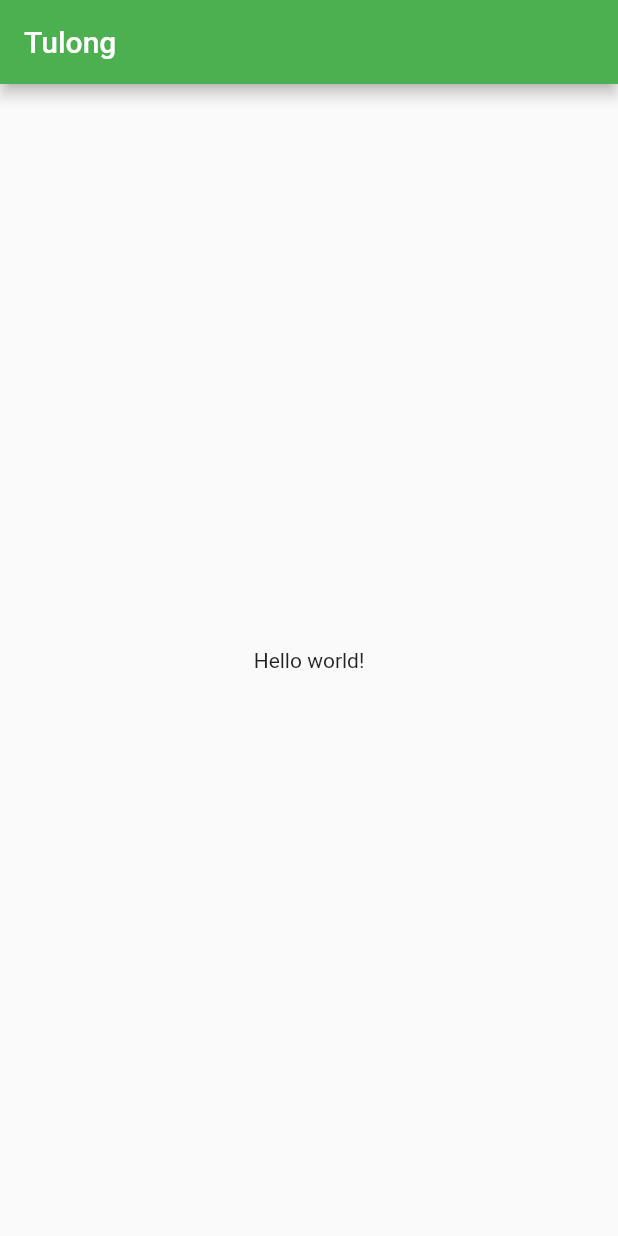
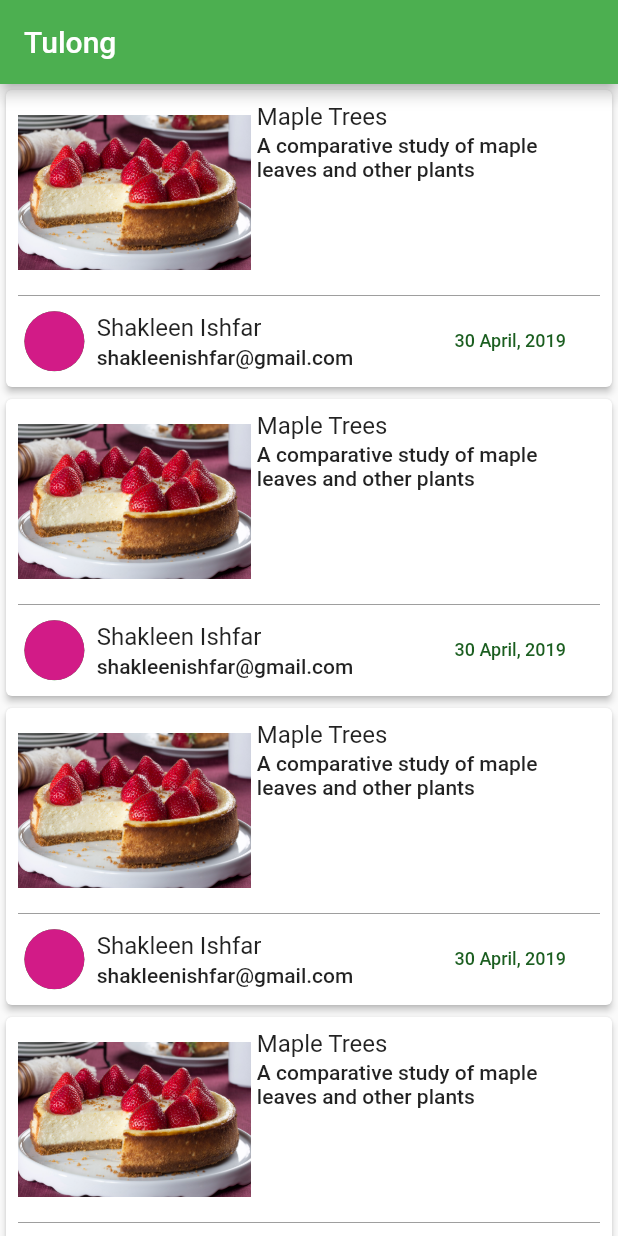
Before and after one commit to btang28/tulong, a Flutter app: the screen it shows after launch, on a phone screen of 412 x 824 dp. Run offline on Flutter 3.47's test engine with Material 2 defaults, Android fonts, the phone set to English and light mode, and no system bars.

Commit message:
Leaf Flutter tutorial: Part 4 - ListView

```diff
--- /dev/null
+++ b/lib/helper/demo_values.dart
@@ -0,0 +1,9 @@
+class DemoValues {
+  static const String userImage = "assets/images/pink_profile.jpg";
+  static const String postImage = "assets/images/large.jpg";
+  static const String userName = "Shakleen Ishfar";
+  static const String userEmail = "shakleenishfar@gmail.com";
+  static const String postTime = "30 April, 2019";
+  static const String postTitle = "Maple Trees";
+  static const String postSummary = "A comparative study of maple leaves and other plants";
+}
--- a/lib/view/pages/home_page.dart
+++ b/lib/view/pages/home_page.dart
@@ -1,4 +1,5 @@
 import 'package:flutter/material.dart';
+import 'package:tulong/view/widgets/post_card.dart';
 
 class HomePage extends StatelessWidget {
   const HomePage({Key? key}) : super(key: key);
@@ -9,8 +10,11 @@ class HomePage extends StatelessWidget {
       appBar: AppBar(
         title: const Text("Tulong"),
       ),
-      body: const Center(
-        child: Text("Hello world!"),
+      body: ListView.builder(
+        itemCount: 5,
+        itemBuilder: (BuildContext context, int index) {
+          return PostCard();
+        },
       ),
     );
   }
--- /dev/null
+++ b/lib/view/presentation/themes.dart
@@ -0,0 +1,24 @@
+import 'package:flutter/material.dart';
+
+class TextThemes {
+  static const TextStyle title = TextStyle(
+    fontSize: 24,
+    fontWeight: FontWeight.w600,
+  );
+
+  static const TextStyle subtitle = TextStyle(
+    fontSize: 14,
+    fontWeight: FontWeight.w500,
+  );
+
+  static const TextStyle body1 = TextStyle(
+    fontSize: 11,
+    fontWeight: FontWeight.w300,
+  );
+
+  static TextStyle dateStyle = TextStyle(
+    fontSize: 12,
+    fontWeight: FontWeight.w500,
+    color: Colors.green[900],
+  );
+}
--- /dev/null
+++ b/lib/view/widgets/post_card.dart
@@ -0,0 +1,147 @@
+import 'dart:convert';
+
+import 'package:flutter/material.dart';
+import 'package:tulong/helper/demo_values.dart';
+import 'package:tulong/view/presentation/themes.dart';
+
+class PostCard extends StatelessWidget {
+  const PostCard({Key? key}) : super(key: key);
+
+  @override
+  Widget build(BuildContext context) {
+    return AspectRatio(
+      aspectRatio: 6 / 3,
+      child: Card(
+        elevation: 2,
+        child: Container(
+          margin: const EdgeInsets.all(4.0),
+          padding: const EdgeInsets.all(4.0),
+          child: Column(
+            children: const <Widget>[
+              _Post(),
+              Divider(color: Colors.grey),
+              _PostDetails(),
+            ],
+          ),
+        ),
+      ),
+    );
+  }
+}
+
+class _Post extends StatelessWidget {
+  const _Post({Key? key}) : super(key: key);
+
+  @override
+  Widget build(BuildContext context) {
+    return Expanded(
+      flex: 3,
+      child: Row(children: const <Widget>[_PostImage(), _PostTitleAndSummary()]),
+    );
+  }
+}
+
+class _PostTitleAndSummary extends StatelessWidget {
+  const _PostTitleAndSummary({Key? key}) : super(key: key);
+
+  @override
+  Widget build(BuildContext context) {
+    final TextStyle? titleTheme = Theme.of(context).textTheme.subtitle1;
+    final TextStyle? summaryTheme = Theme.of(context).textTheme.bodyText1;
+    const String title = DemoValues.postTitle;
+    const String summary = DemoValues.postSummary;
+
+    return Expanded(
+      flex: 3,
+      child: Padding(
+        padding: const EdgeInsets.only(left: 4.0),
+        child: Column(
+          crossAxisAlignment: CrossAxisAlignment.start,
+          mainAxisAlignment: MainAxisAlignment.start,
+          children: <Widget>[
+            Text(title, style: titleTheme),
+            const SizedBox(height: 2.0),
+            Text(summary, style: summaryTheme),
+          ],
+        ),
+      ),
+    );
+  }
+}
+
+class _PostImage extends StatelessWidget {
+  const _PostImage({Key? key}) : super(key: key);
+
+  @override
+  Widget build(BuildContext context) {
+    return Expanded(flex: 2, child: Image.asset(DemoValues.postImage));
+  }
+}
+
+class _PostDetails extends StatelessWidget {
+  const _PostDetails({Key? key}) : super(key: key);
+
+  @override
+  Widget build(BuildContext context) {
+    return Row(
+      children: const <Widget>[
+        _UserImage(),
+        _UserNameAndEmail(),
+        _PostTimeStamp(),
+      ],
+    );
+  }
+}
+
+class _UserNameAndEmail extends StatelessWidget {
+  const _UserNameAndEmail({Key? key}) : super(key: key);
+
+  @override
+  Widget build(BuildContext context) {
+    final TextStyle? nameTheme = Theme.of(context).textTheme.subtitle1;
+    final TextStyle? emailTheme = Theme.of(context).textTheme.bodyText1;
+
+    return Expanded(
+      flex: 5,
+      child: Padding(
+        padding: const EdgeInsets.all(4.0),
+        child: Column(
+          mainAxisAlignment: MainAxisAlignment.start,
+          crossAxisAlignment: CrossAxisAlignment.start,
+          children: <Widget>[
+            Text(DemoValues.userName, style: nameTheme),
+            const SizedBox(height: 2.0),
+            Text(DemoValues.userEmail, style: emailTheme),
+          ],
+        ),
+      ),
+    );
+  }
+}
+
+class _UserImage extends StatelessWidget {
+  const _UserImage({Key? key}) : super(key: key);
+
+  @override
+  Widget build(BuildContext context) {
+    return const Expanded(
+      flex: 1,
+      child: CircleAvatar(
+        backgroundImage: AssetImage(DemoValues.userImage),
+      ),
+    );
+  }
+}
+
+class _PostTimeStamp extends StatelessWidget {
+  const _PostTimeStamp({Key? key}) : super(key: key);
+
+  @override
+  Widget build(BuildContext context) {
+    final TextStyle timeTheme = TextThemes.dateStyle;
+    return Expanded(
+      flex: 2,
+      child: Text(DemoValues.postTime, style: timeTheme),
+    );
+  }
+}
--- a/pubspec.yaml
+++ b/pubspec.yaml
@@ -58,9 +58,9 @@ flutter:
   uses-material-design: true
 
   # To add assets to your application, add an assets section, like this:
-  # assets:
-  #   - images/a_dot_burr.jpeg
-  #   - images/a_dot_ham.jpeg
+  assets:
+   - assets/images/large.jpg
+   - assets/images/pink_profile.jpg
 
   # An image asset can refer to one or more resolution-specific "variants", see
   # https://flutter.dev/assets-and-images/#resolution-aware.
```
Also changed, not shown: assets/images/large.jpg (added), assets/images/pink_profile.jpg (added).
